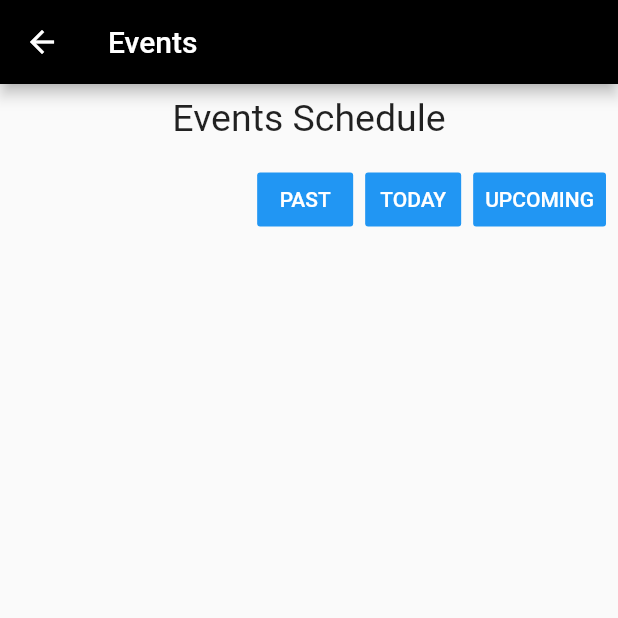
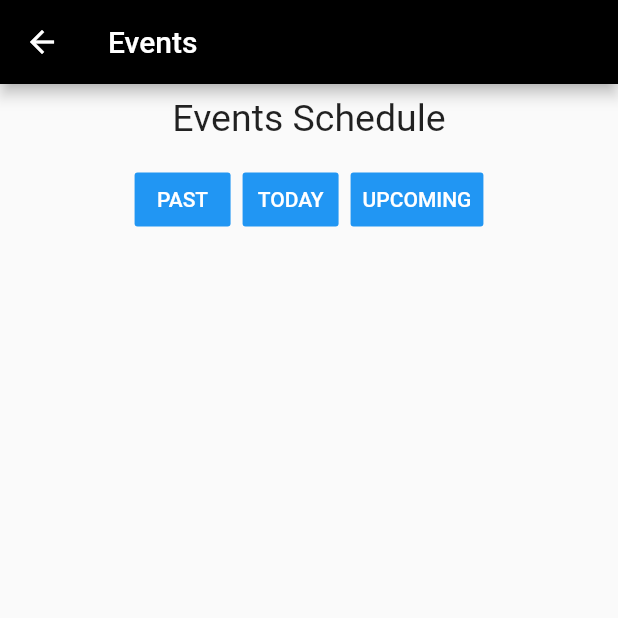
Before and after one commit to Aviatoryona/car_app_test, a Flutter app: the SchedulePage screen opened directly, on a phone screen of 412 x 824 dp, the top half of it. Run offline on Flutter 3.47's test engine with Material 2 defaults, Android fonts, the phone set to English and light mode, and no system bars.

Commit message:
minor fix

```diff
--- a/lib/src/pages/profile_page.dart
+++ b/lib/src/pages/profile_page.dart
@@ -8,9 +8,8 @@ class ProfilePage extends StatelessWidget {
       appBar: AppBar(
         title: Text('Profile'),
       ),
-      body: Padding(
+      body: ListView(
         padding: const EdgeInsets.only(left:8.0,right: 8.0),
-        child: ListView(
         children: <Widget>[
           SizedBox(height: 5,),
           CircleAvatar(
@@ -75,7 +74,6 @@ class ProfilePage extends StatelessWidget {
           )
         ],
       ),
-      ),
 
     );
   }
--- a/lib/src/pages/schedule_page.dart
+++ b/lib/src/pages/schedule_page.dart
@@ -16,6 +16,7 @@ class SchedulePage extends StatelessWidget {
             child: Center(child: Text('Events Schedule',style: TextStyle(fontSize: 25),)),
           ),
           ButtonBar(
+            alignment: MainAxisAlignment.center,
             children: <Widget>[
               FlatButton(
                 child: Text('PAST'),
```
Lines whose indentation alone changed are shown as unchanged.
